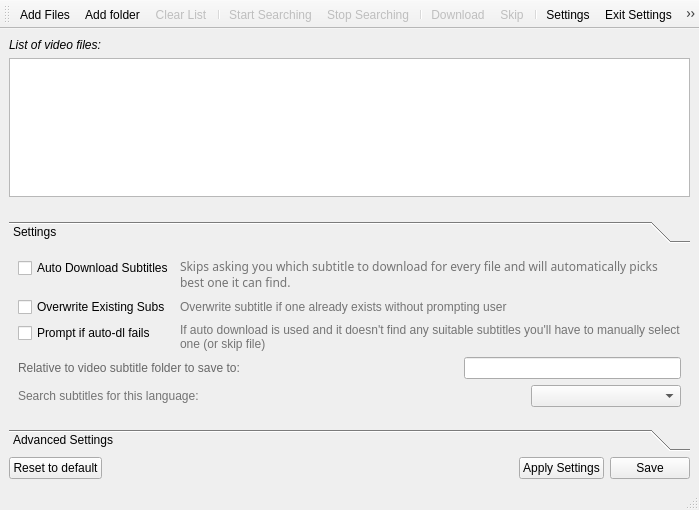
The window that pysub/ui/main_window.ui (nikolak/pysub) describes before a commit, drawn with Qt 5.
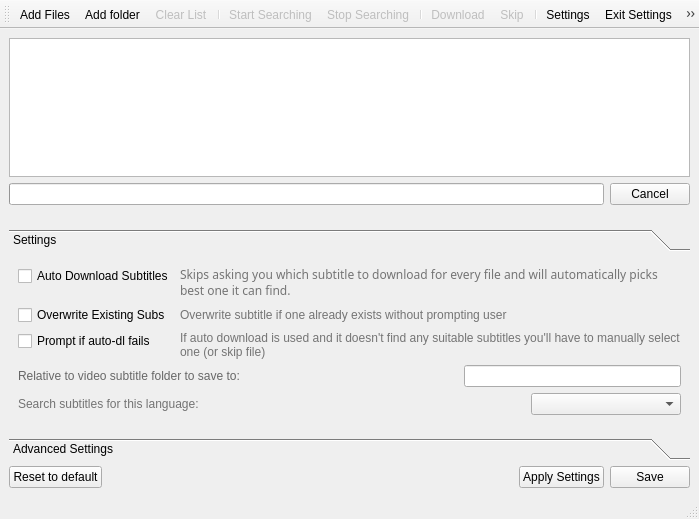
The same window after the commit. Icons and pictures are not drawn.

Commit message: Added progress bar, ability to interrupt/cancel adding new files, other smaller code changes

```diff
--- a/pysub/ui/main_window.ui
+++ b/pysub/ui/main_window.ui
@@ -7,7 +7,7 @@
     <x>0</x>
     <y>0</y>
     <width>699</width>
-    <height>510</height>
+    <height>519</height>
    </rect>
   </property>
   <property name="windowTitle">
@@ -43,18 +43,6 @@
     <item>
      <widget class="QWidget" name="main_wdiget" native="true">
       <layout class="QVBoxLayout" name="verticalLayout_4">
-       <item>
-        <widget class="QLabel" name="status_label">
-         <property name="font">
-          <font>
-           <italic>true</italic>
-          </font>
-         </property>
-         <property name="text">
-          <string>&lt;html&gt;&lt;head/&gt;&lt;body&gt;&lt;p&gt;List of video files:&lt;/p&gt;&lt;/body&gt;&lt;/html&gt;</string>
-         </property>
-        </widget>
-       </item>
        <item>
         <widget class="QTreeView" name="file_list">
          <property name="editTriggers">
@@ -86,6 +74,33 @@
          </property>
         </widget>
        </item>
+       <item>
+        <layout class="QHBoxLayout" name="horizontalLayout">
+         <item>
+          <widget class="QProgressBar" name="progressBar">
+           <property name="value">
+            <number>0</number>
+           </property>
+           <property name="textVisible">
+            <bool>true</bool>
+           </property>
+           <property name="format">
+            <string/>
+           </property>
+          </widget>
+         </item>
+         <item>
+          <widget class="QPushButton" name="btn_cancel_add">
+           <property name="text">
+            <string>Cancel</string>
+           </property>
+           <property name="flat">
+            <bool>false</bool>
+           </property>
+          </widget>
+         </item>
+        </layout>
+       </item>
       </layout>
      </widget>
     </item>
```
The commit also changes 3 other files.
